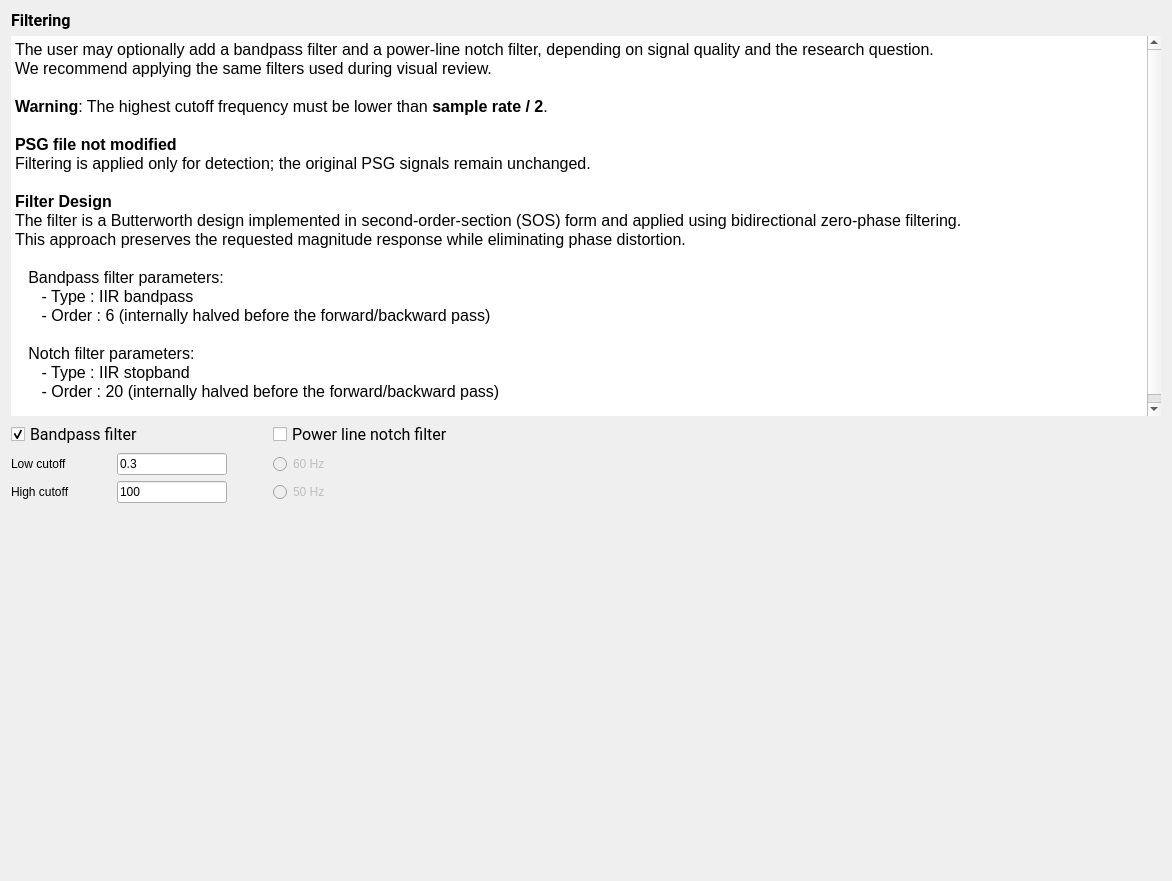
Old version of the form tools/CEAMSTools/PowerSpectralAnalysis/FilterStep/Ui_FilterStep.ui in the repository SnoozToolbox/snooz-package-ceams.
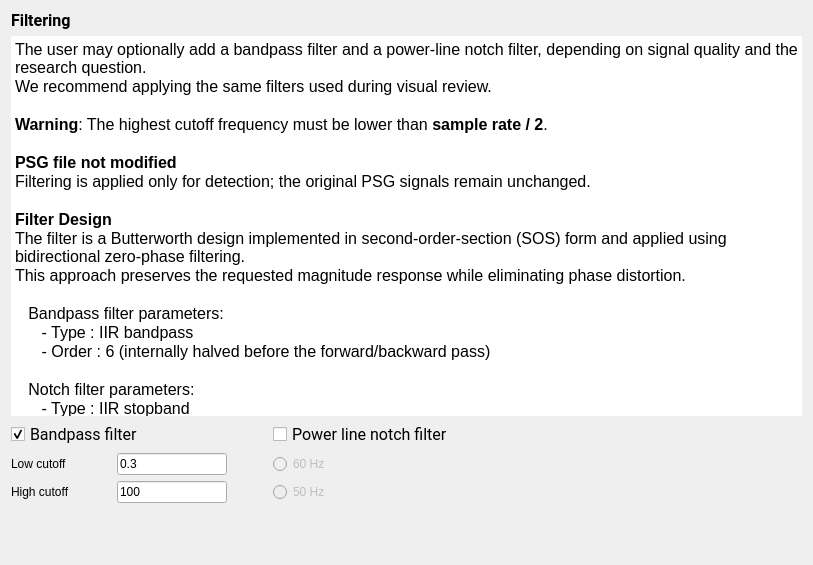
New version of the form.

The edit to the form file:
```diff
--- a/tools/CEAMSTools/PowerSpectralAnalysis/FilterStep/Ui_FilterStep.ui
+++ b/tools/CEAMSTools/PowerSpectralAnalysis/FilterStep/Ui_FilterStep.ui
@@ -6,8 +6,8 @@
    <rect>
     <x>0</x>
     <y>0</y>
-    <width>1172</width>
-    <height>881</height>
+    <width>813</width>
+    <height>565</height>
    </rect>
   </property>
   <property name="windowTitle">
@@ -61,6 +61,12 @@
      <property name="lineWidth">
       <number>0</number>
      </property>
+     <property name="verticalScrollBarPolicy">
+      <enum>Qt::ScrollBarPolicy::ScrollBarAlwaysOff</enum>
+     </property>
+     <property name="horizontalScrollBarPolicy">
+      <enum>Qt::ScrollBarPolicy::ScrollBarAlwaysOff</enum>
+     </property>
      <property name="html">
       <string>&lt;!DOCTYPE HTML PUBLIC &quot;-//W3C//DTD HTML 4.0//EN&quot; &quot;http://www.w3.org/TR/REC-html40/strict.dtd&quot;&gt;
 &lt;html&gt;&lt;head&gt;&lt;meta name=&quot;qrichtext&quot; content=&quot;1&quot; /&gt;&lt;meta charset=&quot;utf-8&quot; /&gt;&lt;style type=&quot;text/css&quot;&gt;
```
